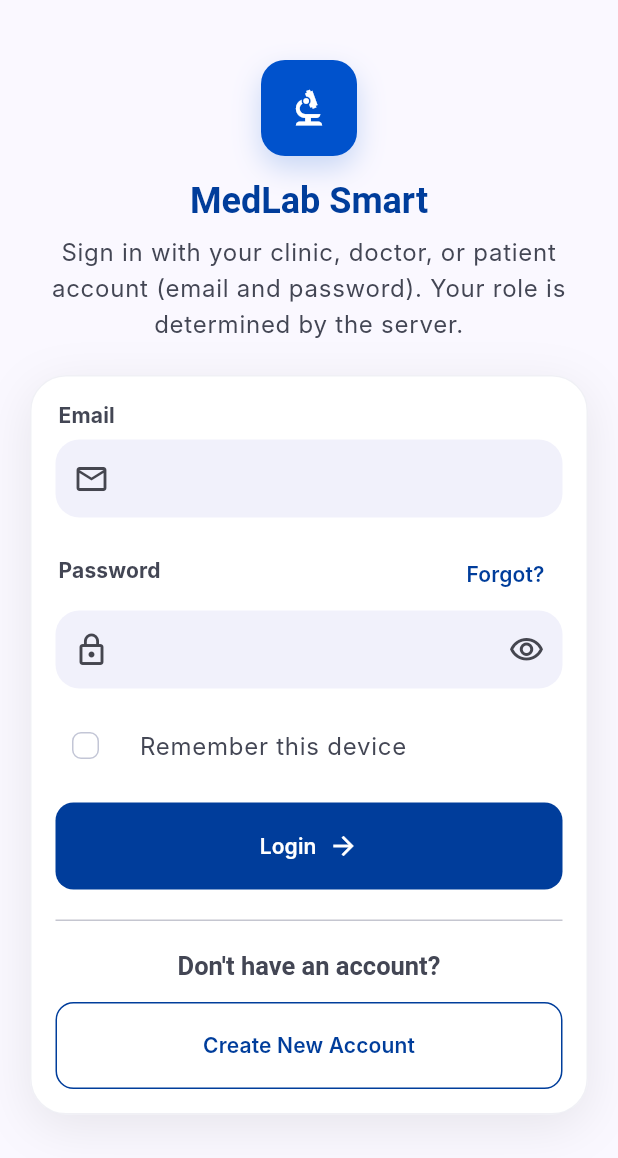
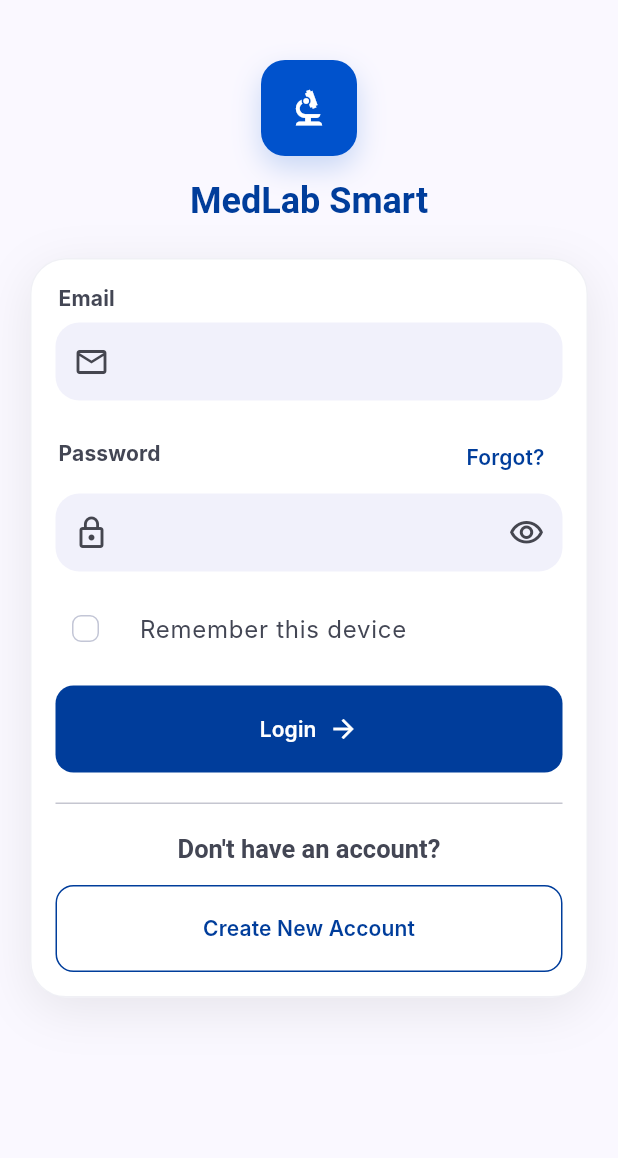
Before and after one commit to ayechannit/lab-system, a Flutter app: the screen it shows after launch, on a phone screen of 412 x 824 dp. Shown: the top 1158 px of the screen. Run offline on Flutter 3.47's test engine with Material 3 defaults, Android fonts, the phone set to English and light mode, and no system bars; our stand-ins replace file_picker, flutter_map, geolocator, go_router, latlong2; accounts and stored records are empty; Roboto replaces fonts that are missing (Inter, Manrope).

Commit message:
Update login_screen.dart

```diff
--- a/apps/lab_mobile_app/lib/screens/auth/login_screen.dart
+++ b/apps/lab_mobile_app/lib/screens/auth/login_screen.dart
@@ -68,13 +68,6 @@ class _LoginScreenState extends State<LoginScreen> {
                     'MedLab Smart',
                     textAlign: TextAlign.center,
                     style: Theme.of(context).textTheme.headlineMedium?.copyWith(color: AppColors.primary),
-                  ),
-                  const SizedBox(height: 6),
-                  Text(
-                    'Sign in with your clinic, doctor, or patient account (email and password). '
-                    'Your role is determined by the server.',
-                    textAlign: TextAlign.center,
-                    style: Theme.of(context).textTheme.bodyLarge?.copyWith(color: AppColors.onSurfaceVariant),
                   ),
                   const SizedBox(height: 22),
                   Container(
```
